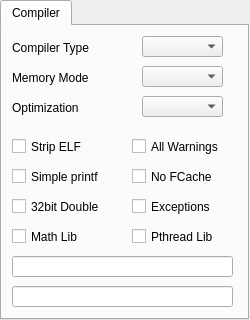
Before: the Qt Designer form propside/project.ui in parallaxinc/SimpleIDE, drawn with Qt 5.
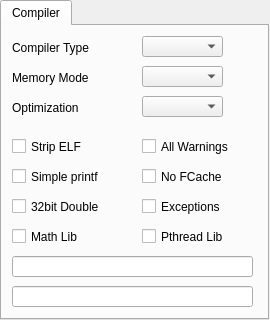
After: the same form once the commit is applied.

Commit message: allow for bigger font

The edit to the form file:
```diff
--- a/propside/project.ui
+++ b/propside/project.ui
@@ -6,7 +6,7 @@
    <rect>
     <x>0</x>
     <y>0</y>
-    <width>250</width>
+    <width>270</width>
     <height>320</height>
    </rect>
   </property>
@@ -24,7 +24,7 @@
     <rect>
      <x>0</x>
      <y>0</y>
-     <width>249</width>
+     <width>269</width>
      <height>320</height>
     </rect>
    </property>
@@ -109,7 +109,7 @@
       <rect>
        <x>10</x>
        <y>200</y>
-       <width>111</width>
+       <width>131</width>
        <height>21</height>
       </rect>
      </property>
@@ -122,7 +122,7 @@
       <rect>
        <x>10</x>
        <y>170</y>
-       <width>111</width>
+       <width>131</width>
        <height>21</height>
       </rect>
      </property>
@@ -133,9 +133,9 @@
     <widget class="QCheckBox" name="checkBoxPthreadLib">
      <property name="geometry">
       <rect>
-       <x>130</x>
+       <x>140</x>
        <y>200</y>
-       <width>111</width>
+       <width>121</width>
        <height>21</height>
       </rect>
      </property>
@@ -148,7 +148,7 @@
       <rect>
        <x>10</x>
        <y>140</y>
-       <width>111</width>
+       <width>131</width>
        <height>21</height>
       </rect>
      </property>
@@ -159,9 +159,9 @@
     <widget class="QCheckBox" name="checkBoxWarnAll">
      <property name="geometry">
       <rect>
-       <x>130</x>
+       <x>140</x>
        <y>110</y>
-       <width>111</width>
+       <width>121</width>
        <height>21</height>
       </rect>
      </property>
@@ -172,9 +172,9 @@
     <widget class="QCheckBox" name="checkBoxNoFcache">
      <property name="geometry">
       <rect>
-       <x>130</x>
+       <x>140</x>
        <y>140</y>
-       <width>111</width>
+       <width>121</width>
        <height>21</height>
       </rect>
      </property>
@@ -185,9 +185,9 @@
     <widget class="QCheckBox" name="checkBoxExceptions">
      <property name="geometry">
       <rect>
-       <x>130</x>
+       <x>140</x>
        <y>170</y>
-       <width>111</width>
+       <width>121</width>
        <height>21</height>
       </rect>
      </property>
@@ -200,7 +200,7 @@
       <rect>
        <x>10</x>
        <y>110</y>
-       <width>111</width>
+       <width>131</width>
        <height>21</height>
       </rect>
      </property>
@@ -213,7 +213,7 @@
       <rect>
        <x>10</x>
        <y>230</y>
-       <width>221</width>
+       <width>241</width>
        <height>21</height>
       </rect>
      </property>
@@ -226,7 +226,7 @@
       <rect>
        <x>10</x>
        <y>260</y>
-       <width>221</width>
+       <width>241</width>
        <height>21</height>
       </rect>
      </property>
```
The commit also changes 1 other file.
